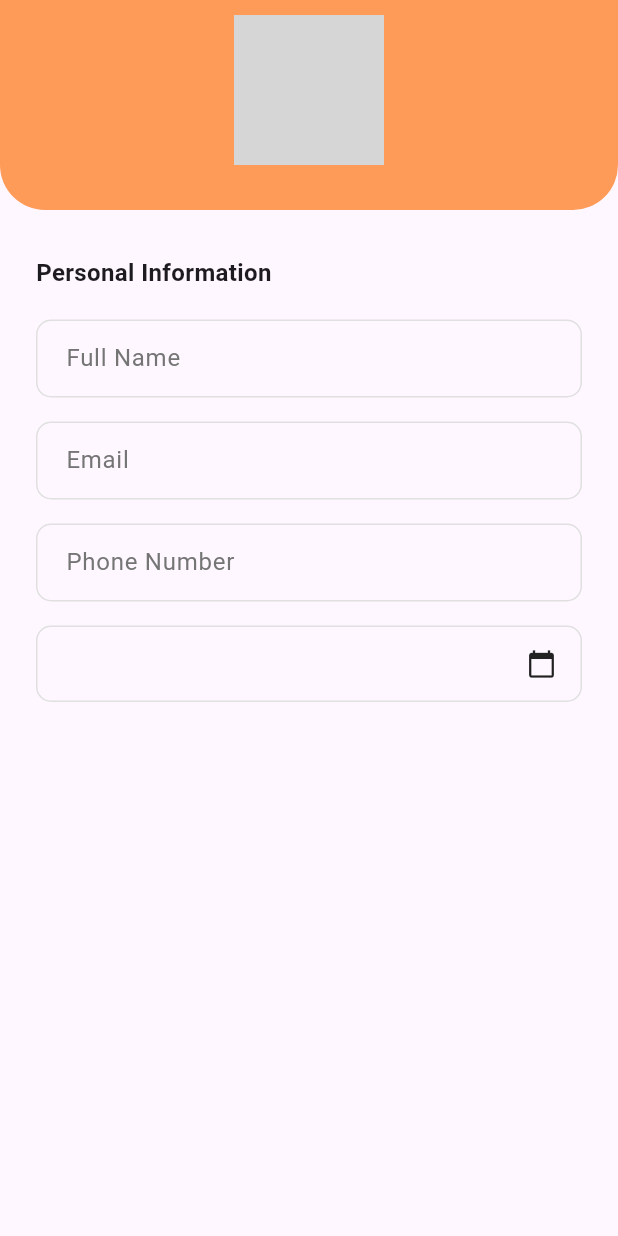
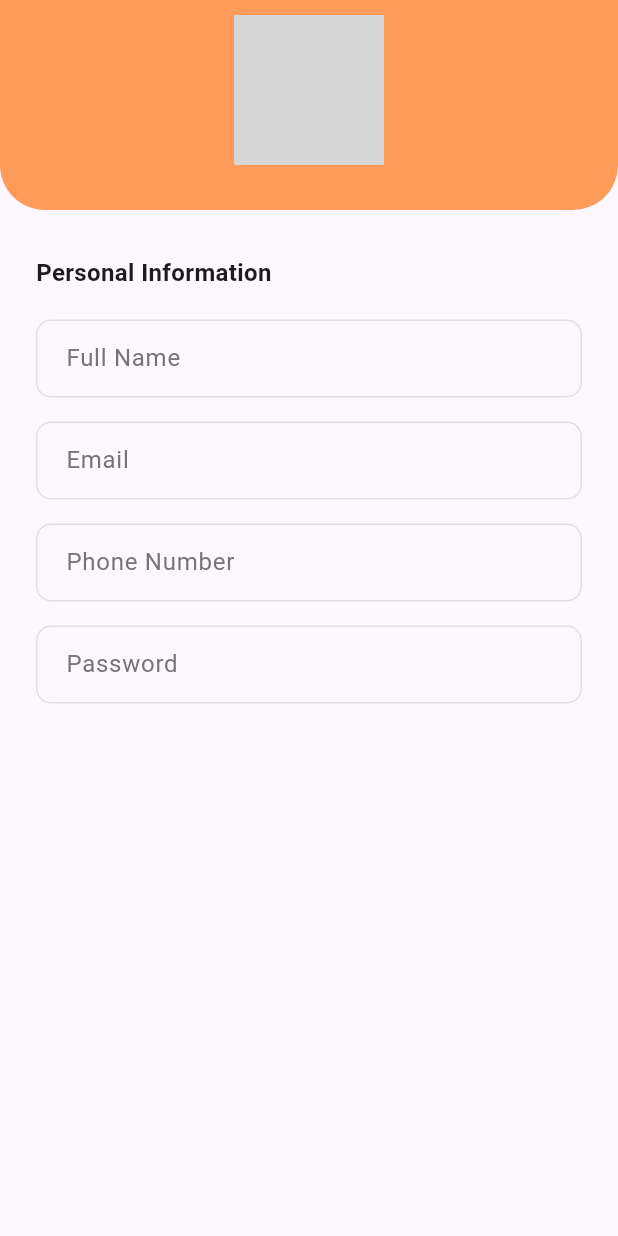
Before and after one commit to liwangivone/PetMigo, a Flutter app: the EditProfileContent widget shown alone on an empty page, opened directly with empty values, on a phone screen of 412 x 824 dp. Run offline on Flutter 3.47's test engine with Material 3 defaults, Android fonts, the phone set to English and light mode, and no system bars; our stand-ins replace equatable, flutter_bloc, go_router, google_fonts, pie_chart, shared_preferences; accounts and stored records are empty; network calls fail; grey boxes are pictures that could not be loaded.

Commit message:
fetching profile and edit profile

```diff
--- a/frontend/lib/models/user_model.dart
+++ b/frontend/lib/models/user_model.dart
@@ -2,8 +2,8 @@ class User {
   final String id;
   final String name;
   final String email;
+  final String password;
   final String phone;
-  final String? dateOfBirth;
   final String? profileImageUrl;
   final bool isPremium;
 
@@ -12,7 +12,7 @@ class User {
     required this.name,
     required this.email,
     required this.phone,
-    this.dateOfBirth,
+    required this.password,
     this.profileImageUrl,
     this.isPremium = false,
   });
@@ -23,7 +23,7 @@ class User {
       name: json['name'] ?? '',
       email: json['email'] ?? '',
       phone: json['phonenumber'] ?? '',
-      dateOfBirth: json['dateOfBirth'],
+      password: json['password'] ?? '',
       profileImageUrl: json['profileImageUrl'],
       isPremium: json['isPremium'] ?? false,
     );
@@ -34,8 +34,8 @@ class User {
     String? name,
     String? email,
     String? phone,
-    String? dateOfBirth,
     String? profileImageUrl,
+    String? password,
     bool? isPremium,
   }) {
     return User(
@@ -43,7 +43,7 @@ class User {
       name: name ?? this.name,
       email: email ?? this.email,
       phone: phone ?? this.phone,
-      dateOfBirth: dateOfBirth ?? this.dateOfBirth,
+      password: password ?? this.password,
       profileImageUrl: profileImageUrl ?? this.profileImageUrl,
       isPremium: isPremium ?? this.isPremium,
     );
--- a/frontend/lib/repository/user_repository.dart
+++ b/frontend/lib/repository/user_repository.dart
@@ -23,4 +23,5 @@ class UserRepository {
   Future<void> logout() async {
     await userService.logout();
   }
+
 }
--- a/frontend/lib/views/pages/profile_page.dart
+++ b/frontend/lib/views/pages/profile_page.dart
@@ -1,18 +1,43 @@
 part of 'pages.dart';
 
-// ProfilePage: Fetch user dari backend via BLoC
 class ProfilePage extends StatelessWidget {
   const ProfilePage({super.key});
 
+  // Ambil userId dari SharedPreferences dengan key 'userid'
+  Future<String?> _getUserIdFromLocalStorage() async {
+    final prefs = await SharedPreferences.getInstance();
+    return prefs.getString('userid'); // key harus sama dengan yang dipakai waktu simpan
+  }
+
   @override
   Widget build(BuildContext context) {
-    // TODO: Ganti dengan userId dari session/auth state
-    final userId = '1';
+    return FutureBuilder<String?>(
+      future: _getUserIdFromLocalStorage(),
+      builder: (context, snapshot) {
+        // Tampilkan loading dulu kalau data belum siap
+        if (snapshot.connectionState == ConnectionState.waiting) {
+          return const Scaffold(
+            body: Center(child: CircularProgressIndicator()),
+          );
+        }
 
-    return BlocProvider(
-      create: (context) => UserBloc(userRepository: UserRepository(userService: UserService()))
-        ..add(LoadUser(userId: userId)),
-      child: const ProfileView(),
+        // Kalau data tidak ada atau null, tampilkan pesan error
+        if (!snapshot.hasData || snapshot.data == null) {
+          return const Scaffold(
+            body: Center(child: Text('User ID not found. Please login again.')),
+          );
+        }
+
+        final userId = snapshot.data!;
+
+        // Pakai BlocProvider untuk load user dengan userId yang didapat
+        return BlocProvider(
+          create: (context) => UserBloc(
+            userRepository: UserRepository(userService: UserService()),
+          )..add(LoadUser(userId: userId)),
+          child: const ProfileView(),
+        );
+      },
     );
   }
 }
@@ -77,7 +102,6 @@ class ProfileView extends StatelessWidget {
                   const SizedBox(height: 16),
                   ElevatedButton(
                     onPressed: () {
-                      // Ambil userId dari session/auth state
                       final userId = '1';
                       context.read<UserBloc>().add(LoadUser(userId: userId));
                     },
@@ -96,7 +120,7 @@ class ProfileView extends StatelessWidget {
           }
 
           if (user == null) {
-            return const Center(child: Text('No user data available'));
+            return const Center(child: Text(''));
           }
 
           return ProfileContent(user: user);
@@ -115,7 +139,6 @@ class ProfileContent extends StatelessWidget {
   Widget build(BuildContext context) {
     return Column(
       children: [
-        // Header with profile picture
         Container(
           decoration: const BoxDecoration(
             color: Color(0xFFFF9B58),
@@ -127,7 +150,6 @@ class ProfileContent extends StatelessWidget {
           child: Center(
             child: Column(
               children: [
-                // Profile picture with camera icon
                 Stack(
                   children: [
                     CircleAvatar(
@@ -175,10 +197,7 @@ class ProfileContent extends StatelessWidget {
             ),
           ),
         ),
-
         const SizedBox(height: 16),
-
-        // Contact information card
         Padding(
           padding: const EdgeInsets.symmetric(horizontal: 20),
           child: Card(
@@ -211,26 +230,12 @@ class ProfileContent extends StatelessWidget {
                     minLeadingWidth: 24,
                     dense: true,
                   ),
-                  const Divider(height: 1),
-                  ListTile(
-                    leading: const Icon(Icons.calendar_today, color: Colors.deepOrange),
-                    title: Text(
-                      user.dateOfBirth ?? 'Not set',
-                      style: const TextStyle(fontSize: 14),
-                    ),
-                    contentPadding: const EdgeInsets.symmetric(horizontal: 16),
-                    minLeadingWidth: 24,
-                    dense: true,
-                  ),
                 ],
               ),
             ),
           ),
         ),
-
         const SizedBox(height: 16),
-
-        // Subscription status
         Padding(
           padding: const EdgeInsets.symmetric(horizontal: 20),
           child: Column(
@@ -297,14 +302,14 @@ class ProfileContent extends StatelessWidget {
             ],
           ),
         ),
-
         const Spacer(),
-
-        // Logout button
         Padding(
           padding: const EdgeInsets.only(bottom: 20),
           child: TextButton.icon(
-            onPressed: () {
+            onPressed: () async {
+              final prefs = await SharedPreferences.getInstance();
+              await prefs.clear(); // Hapus semua data di SharedPreferences
+
               context.read<UserBloc>().add(const LogoutUser());
             },
             icon: const Icon(Icons.logout, color: Colors.red),
@@ -320,15 +325,37 @@ class ProfileContent extends StatelessWidget {
 class EditProfilePage extends StatelessWidget {
   const EditProfilePage({super.key});
 
+  Future<String?> _getUserId() async {
+    final prefs = await SharedPreferences.getInstance();
+    return prefs.getString('userid'); // ambil userId dari local storage
+  }
+
   @override
   Widget build(BuildContext context) {
-    // TODO: Ganti dengan userId dari session/auth state
-    final userId = '1';
+    return FutureBuilder<String?>(
+      future: _getUserId(),
+      builder: (context, snapshot) {
+        if (snapshot.connectionState == ConnectionState.waiting) {
+          return const Scaffold(
+            body: Center(child: CircularProgressIndicator()),
+          );
+        }
 
-    return BlocProvider(
-      create: (context) => UserBloc(userRepository: UserRepository(userService: UserService()))
-        ..add(LoadUser(userId: userId)),
-      child: const EditProfileView(),
+        if (!snapshot.hasData || snapshot.data == null) {
+          return const Scaffold(
+            body: Center(child: Text('User not logged in')),
+          );
+        }
+
+        final userId = snapshot.data!;
+
+        return BlocProvider(
+          create: (context) =>
+              UserBloc(userRepository: UserRepository(userService: UserService()))
+                ..add(LoadUser(userId: userId)),
+          child: const EditProfileView(),
+        );
+      },
     );
   }
 }
@@ -344,7 +371,7 @@ class _EditProfileViewState extends State<EditProfileView> {
   late TextEditingController nameController;
   late TextEditingController phoneController;
   late TextEditingController emailController;
-  String? selectedDate;
+  late TextEditingController passwordController;
   User? currentUser;
 
   @override
@@ -353,6 +380,7 @@ class _EditProfileViewState extends State<EditProfileView> {
     nameController = TextEditingController();
     phoneController = TextEditingController();
     emailController = TextEditingController();
+    passwordController = TextEditingController();
   }
 
   @override
@@ -360,6 +388,7 @@ class _EditProfileViewState extends State<EditProfileView> {
     nameController.dispose();
     phoneController.dispose();
     emailController.dispose();
+    passwordController.dispose();
     super.dispose();
   }
 
@@ -368,7 +397,7 @@ class _EditProfileViewState extends State<EditProfileView> {
       nameController.text = user.name;
       phoneController.text = user.phone;
       emailController.text = user.email;
-      selectedDate = user.dateOfBirth;
+      passwordController.text = user.password ?? '';
       currentUser = user;
     }
   }
@@ -382,9 +411,7 @@ class _EditProfileViewState extends State<EditProfileView> {
         elevation: 0,
         leading: IconButton(
           icon: const Icon(Icons.arrow_back, color: Colors.white),
-          onPressed: () {
-            context.go('/profile');
-          },
+          onPressed: () => context.go('/profile'),
         ),
         actions: [
           BlocBuilder<UserBloc, UserState>(
@@ -402,10 +429,7 @@ class _EditProfileViewState extends State<EditProfileView> {
                       )
                     : const Text(
                         'Save',
-                        style: TextStyle(
-                          color: Colors.white,
-                          fontWeight: FontWeight.bold,
-                        ),
+                        style: TextStyle(color: Colors.white, fontWeight: FontWeight.bold),
                       ),
               );
             },
@@ -413,31 +437,27 @@ class _EditProfileViewState extends State<EditProfileView> {
         ],
       ),
       body: BlocConsumer<UserBloc, UserState>(
-        listener: (context, state) {
+        listener: (context, state) async {
           if (state is UserUpdateSuccess) {
+            // Simpan data name, email, phone ke local storage
+            final prefs = await SharedPreferences.getInstance();
+            await prefs.setString('name', nameController.text);
+            await prefs.setString('email', emailController.text);
+            await prefs.setString('phonenumber', phoneController.text);
+
             ScaffoldMessenger.of(context).showSnackBar(
-              SnackBar(
-                content: Text(state.message),
-                backgroundColor: Colors.green,
-              ),
+              SnackBar(content: Text(state.message), backgroundColor: Colors.green),
             );
-            context.pop();
+            context.go('/profile');
           } else if (state is UserError) {
             ScaffoldMessenger.of(context).showSnackBar(
-              SnackBar(
-                content: Text(state.message),
-                backgroundColor: Colors.red,
-              ),
+              SnackBar(content: Text(state.message), backgroundColor: Colors.red),
             );
           }
         },
         builder: (context, state) {
           if (state is UserLoading) {
-            return const Center(
-              child: CircularProgressIndicator(
-                color: Color(0xFFFF9B58),
-              ),
-            );
+            return const Center(child: CircularProgressIndicator(color: Color(0xFFFF9B58)));
           }
 
           if (state is UserError && state.user == null) {
@@ -445,16 +465,11 @@ class _EditProfileViewState extends State<EditProfileView> {
               child: Column(
                 mainAxisAlignment: MainAxisAlignment.center,
                 children: [
-                  Text(
-                    state.message,
-                    style: const TextStyle(color: Colors.red),
-                    textAlign: TextAlign.center,
-                  ),
+                  Text(state.message, style: const TextStyle(color: Colors.red)),
                   const SizedBox(height: 16),
                   ElevatedButton(
                     onPressed: () {
-                      // Ambil userId dari session/auth state
-                      final userId = '1';
+                      final userId = '5';
                       context.read<UserBloc>().add(LoadUser(userId: userId));
                     },
                     child: const Text('Retry'),
@@ -467,14 +482,10 @@ class _EditProfileViewState extends State<EditProfileView> {
           User? user;
           if (state is UserLoaded) {
             user = state.user;
-          } else if (state is UserUpdating) {
-            user = state.user;
-          } else if (state is UserError && state.user != null) {
-            user = state.user;
           }
 
           if (user == null) {
-            return const Center(child: Text('No user data available'));
+            return const Center(child: Text(''));
           }
 
           _initializeControllers(user);
@@ -484,12 +495,7 @@ class _EditProfileViewState extends State<EditProfileView> {
             nameController: nameController,
             emailController: emailController,
             phoneController: phoneController,
-            selectedDate: selectedDate,
-            onDateSelected: (date) {
-              setState(() {
-                selectedDate = date;
-              });
-            },
+            passwordController: passwordController,
             onSave: _saveProfile,
             isUpdating: state is UserUpdating,
           );
@@ -502,11 +508,21 @@ class _EditProfileViewState extends State<EditProfileView> {
     final userBloc = context.read<UserBloc>();
     if (currentUser == null) return;
 
+    if (passwordController.text.isEmpty) {
+      ScaffoldMessenger.of(context).showSnackBar(
+        const SnackBar(
+          content: Text('Password wajib diisi, master!'),
+          backgroundColor: Colors.red,
+        ),
+      );
+      return;
+    }
+
     final updatedUser = currentUser!.copyWith(
       name: nameController.text,
       email: emailController.text,
       phone: phoneController.text,
-      dateOfBirth: selectedDate,
+      password: passwordController.text,
     );
 
     userBloc.add(UpdateUser(user: updatedUser));
@@ -518,8 +534,7 @@ class EditProfileContent extends StatelessWidget {
   final TextEditingController nameController;
   final TextEditingController emailController;
   final TextEditingController phoneController;
-  final String? selectedDate;
-  final Function(String) onDateSelected;
+  final TextEditingController passwordController;
   final VoidCallback onSave;
   final bool isUpdating;
 
@@ -529,8 +544,7 @@ class EditProfileContent extends StatelessWidget {
     required this.nameController,
     required this.emailController,
     required this.phoneController,
-    required this.selectedDate,
-    required this.onDateSelected,
+    required this.passwordController,
     required this.onSave,
     required this.isUpdating,
   });
@@ -540,13 +554,10 @@ class EditProfileContent extends StatelessWidget {
     return SingleChildScrollView(
       child: Column(
         children: [
-          // Profile picture area
           Container(
             decoration: const BoxDecoration(
               color: Color(0xFFFF9B58),
-              borderRadius: BorderRadius.vertical(
-                bottom: Radius.circular(30),
-              ),
+              borderRadius: BorderRadius.vertical(bottom: Radius.circular(30)),
             ),
             padding: const EdgeInsets.only(bottom: 30, top: 10),
             child: Center(
@@ -559,11 +570,7 @@ class EditProfileContent extends StatelessWidget {
                         ? NetworkImage(user.profileImageUrl!)
                         : null,
                     child: user.profileImageUrl == null
-                        ? const Icon(
-                            Icons.person,
-                            size: 50,
-                            color: Colors.grey,
-                          )
+                        ? const Icon(Icons.person, size: 50, color: Colors.grey)
                         : null,
                   ),
                   Positioned(
@@ -577,7 +584,9 @@ class EditProfileContent extends StatelessWidget {
                       ),
                       child: InkWell(
                         onTap: () {
-                          _selectProfilePhoto(context);
+                          ScaffoldMessenger.of(context).showSnackBar(
+                            const SnackBar(content: Text('Edit profile photo tapped')),
+                          );
                         },
                         child: const Icon(Icons.camera_alt, size: 20),
                       ),
@@ -587,140 +596,31 @@ class EditProfileContent extends StatelessWidget {
               ),
             ),
           ),
-
           const SizedBox(height: 30),
-
-          // Form fields
           Padding(
             padding: const EdgeInsets.symmetric(horizontal: 24),
             child: Column(
               crossAxisAlignment: CrossAxisAlignment.start,
               children: [
-                const Text(
-                  'Personal Information',
-                  style: TextStyle(
-                    fontSize: 16,
-                    fontWeight: FontWeight.bold,
-                  ),
-                ),
+                const Text('Personal Information', style: TextStyle(fontSize: 16, fontWeight: FontWeight.bold)),
                 const SizedBox(height: 20),
-
-                // Name field
-                TextField(
-                  controller: nameController,
-                  enabled: !isUpdating,
-                  decoration: InputDecoration(
-                    labelText: 'Full Name',
-                    labelStyle: TextStyle(color: Colors.grey[600]),
-                    enabledBorder: OutlineInputBorder(
-                      borderRadius: BorderRadius.circular(10),
-                      borderSide: BorderSide(color: Colors.grey[300]!),
-                    ),
-                    focusedBorder: OutlineInputBorder(
-                      borderRadius: BorderRadius.circular(10),
-                      borderSide: const BorderSide(color: Color(0xFFFF9B58)),
-                    ),
-                    disabledBorder: OutlineInputBorder(
-                      borderRadius: BorderRadius.circular(10),
-                      borderSide: BorderSide(color: Colors.grey[300]!),
-                    ),
-                    contentPadding: const EdgeInsets.symmetric(
-                      horizontal: 16,
-                      vertical: 14,
-                    ),
-                  ),
-                ),
-
+                _buildTextField(label: 'Full Name', controller: nameController, isUpdating: isUpdating),
                 const SizedBox(height: 16),
-
-                // Email field
-                TextField(
-                  controller: emailController,
-                  enabled: !isUpdating,
-                  decoration: InputDecoration(
-                    labelText: 'Email',
-                    labelStyle: TextStyle(color: Colors.grey[600]),
-                    enabledBorder: OutlineInputBorder(
-                      borderRadius: BorderRadius.circular(10),
-                      borderSide: BorderSide(color: Colors.grey[300]!),
-                    ),
-                    focusedBorder: OutlineInputBorder(
-                      borderRadius: BorderRadius.circular(10),
-                      borderSide: const BorderSide(color: Color(0xFFFF9B58)),
-                    ),
-                    disabledBorder: OutlineInputBorder(
-                      borderRadius: BorderRadius.circular(10),
-                      borderSide: BorderSide(color: Colors.grey[300]!),
-                    ),
-                    contentPadding: const EdgeInsets.symmetric(
-                      horizontal: 16,
-                      vertical: 14,
-                    ),
-                  ),
-                  keyboardType: TextInputType.emailAddress,
-                ),
-
+                _buildTextField(label: 'Email', controller: emailController, isUpdating: isUpdating),
                 const SizedBox(height: 16),
-
-                // Phone field
-                TextField(
+                _buildTextField(
+                  label: 'Phone Number',
                   controller: phoneController,
-                  enabled: !isUpdating,
-                  decoration: InputDecoration(
-                    labelText: 'Phone Number',
-                    labelStyle: TextStyle(color: Colors.grey[600]),
-                    enabledBorder: OutlineInputBorder(
-                      borderRadius: BorderRadius.circular(10),
-                      borderSide: BorderSide(color: Colors.grey[300]!),
-                    ),
-                    focusedBorder: OutlineInputBorder(
-                      borderRadius: BorderRadius.circular(10),
-                      borderSide: const BorderSide(color: Color(0xFFFF9B58)),
-                    ),
-                    disabledBorder: OutlineInputBorder(
-                      borderRadius: BorderRadius.circular(10),
-                      borderSide: BorderSide(color: Colors.grey[300]!),
-                    ),
-                    contentPadding: const EdgeInsets.symmetric(
-                      horizontal: 16,
-                      vertical: 14,
-                    ),
-                  ),
+                  isUpdating: isUpdating,
                   keyboardType: TextInputType.phone,
                 ),
-
                 const SizedBox(height: 16),
-
-                // Date of Birth field
-                InkWell(
-                  onTap: isUpdating ? null : () {
-                    _selectDate(context);
-                  },
-                  child: Container(
-                    padding: const EdgeInsets.symmetric(
-                      horizontal: 16,
-                      vertical: 14,
-                    ),
-                    decoration: BoxDecoration(
-                      border: Border.all(color: Colors.grey[300]!),
-                      borderRadius: BorderRadius.circular(10),
-                    ),
-                    child: Row(
-                      mainAxisAlignment: MainAxisAlignment.spaceBetween,
-                      children: [
-                        Text(
-                          selectedDate ?? 'Date of Birth',
-                          style: TextStyle(
-                            color: selectedDate != null ? Colors.black : Colors.grey[600],
-                          ),
-                        ),
-                        const Icon(Icons.calendar_today, size: 20),
-                      ],
-                    ),
-                  ),
+                _buildTextField(
+                  label: 'Password',
+                  controller: passwordController,
+                  isUpdating: isUpdating,
+                  obscureText: true,
                 ),
-
-                const SizedBox(height: 40),
               ],
             ),
           ),
@@ -729,28 +629,34 @@ class EditProfileContent extends StatelessWidget {
     );
   }
 
-  Future<void> _selectDate(BuildContext context) async {
-    final DateTime? picked = await showDatePicker(
-      context: context,
-      initialDate: DateTime.now().subtract(const Duration(days: 365 * 25)),
-      firstDate: DateTime(1900),
-      lastDate: DateTime.now(),
-      builder: (context, child) {
-        return Theme(
-          data: Theme.of(context).copyWith(
-            colorScheme: const ColorScheme.light(
-              primary: Color(0xFFFF9B58),
-            ),
-          ),
-          child: child!,
-        );
-      },
+  Widget _buildTextField({
+    required String label,
+    required TextEditingController controller,
+    required bool isUpdating,
+    TextInputType keyboardType = TextInputType.text,
+    bool obscureText = false,
+  }) {
+    return TextField(
+      controller: controller,
+      enabled: !isUpdating,
+      obscureText: obscureText,
+      keyboardType: keyboardType,
+      decoration: InputDecoration(
+        labelText: label,
+        labelStyle: TextStyle(color: Colors.grey[600]),
+        enabledBorder: OutlineInputBorder(
+          borderRadius: BorderRadius.circular(10),
+          borderSide: BorderSide(color: Colors.grey[300]!),
+        ),
+        focusedBorder: OutlineInputBorder(
+          borderRadius: BorderRadius.circular(10),
+          borderSide: const BorderSide(color: Color(0xFFFF9B58)),
+        ),
+        contentPadding: const EdgeInsets.symmetric(horizontal: 16, vertical: 14),
+      ),
     );
-
-    if (picked != null) {
-      onDateSelected("${picked.day}/${picked.month}/${picked.year}");
-    }
   }
+}
 
   void _selectProfilePhoto(BuildContext context) {
     showModalBottomSheet(
@@ -803,4 +709,3 @@ class EditProfileContent extends StatelessWidget {
       },
     );
   }
-}
--- a/frontend/lib/views/pages/register_page.dart
+++ b/frontend/lib/views/pages/register_page.dart
@@ -20,12 +20,12 @@ class RegisterScreen extends StatelessWidget {
               ),
             );
             // Navigate to dashboard
-            context.go('/dashboard');
+            context.go('/login');
           } else if (state.status == RegisterStatus.failure && state.errorMessage != null) {
             // Show error message in snackbar for important errors
             if (state.errorMessage!.contains('server') ||
                 state.errorMessage!.contains('koneksi') ||
-                state.errorMessage!.contains('terduga')) {
+                state.errorMessage!.contains('terdugaf')) {
               ScaffoldMessenger.of(context).showSnackBar(
                 SnackBar(
                   content: Text(state.errorMessage!),
```
Also changed, not shown: frontend/lib/services/auth_services.dart (+10 -3 lines), frontend/lib/services/user_service.dart (+12 -2 lines), frontend/lib/views/pages/pages.dart (+10 -4 lines), 6 other files.
